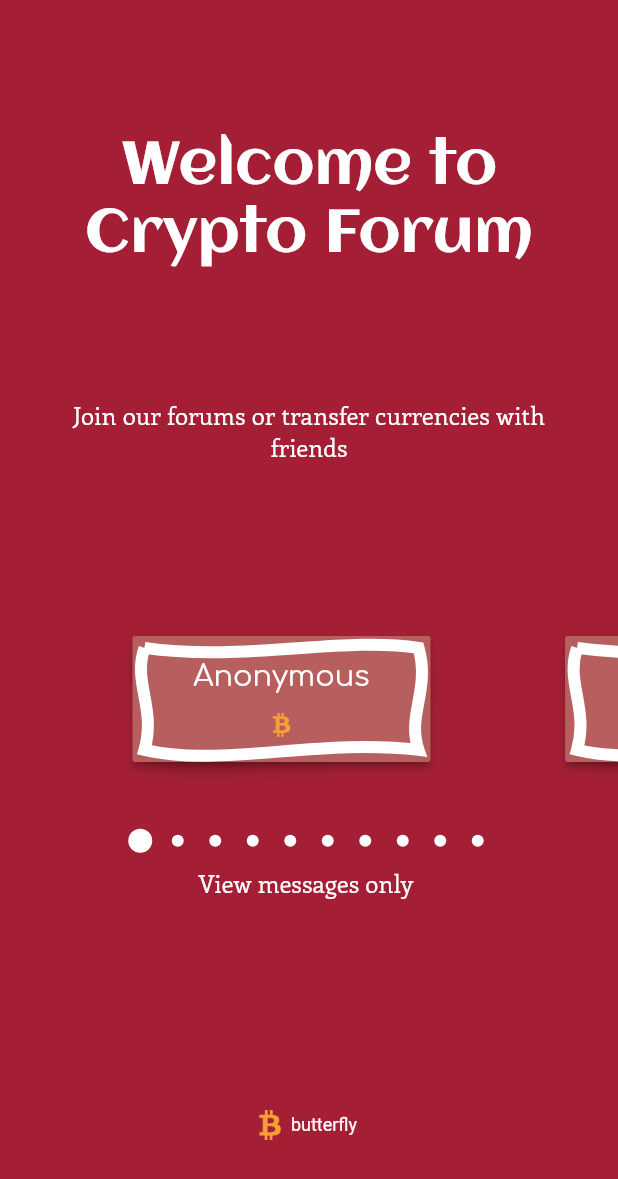
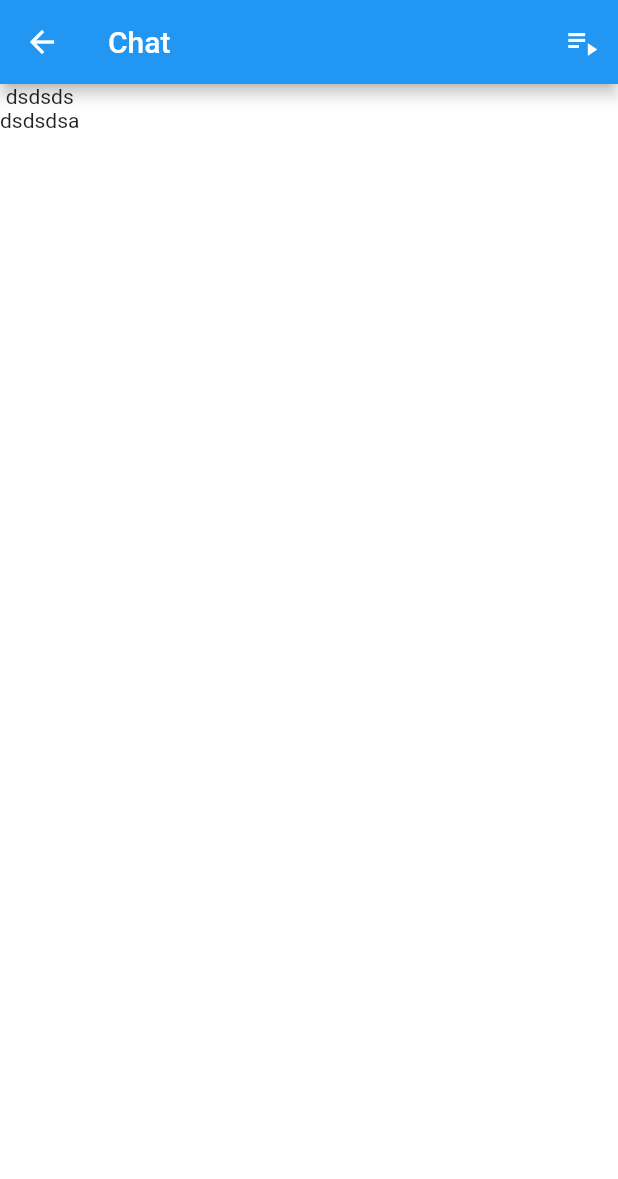
Before and after one commit to fmatosqg/flutter-sample-crypto, a Flutter app: the screen it shows after launch, after a tap on "Anonymous", on a phone screen of 412 x 824 dp. Shown: the top 1179 px of the screen. Run offline on Flutter 3.47's test engine with Material 2 defaults, Android fonts, the phone set to English and light mode, and no system bars; our stand-ins replace video_player, yaml; missing offline and left inert: code_builder, dart_style.

Commit message:
Fiddling with themes

```diff
--- a/lib/main.dart
+++ b/lib/main.dart
@@ -1,104 +1,36 @@
+import 'package:crypto_coin_forum/ui/navigation/Navigation.dart';
 import 'package:crypto_coin_forum/ui/screen/login/LoginScreen.dart';
-import 'package:crypto_coin_forum/ui/screen/login/newtest.dart';
 import 'package:crypto_coin_forum/ui/themes/Themes.dart';
 import 'package:flutter/material.dart';
 
 void main() => runApp(new MyApp());
 
-class MyApp extends StatelessWidget {
-  // This widget is the root of your application.
+class MyApp extends StatefulWidget {
   @override
-  Widget build(BuildContext context) {
-    return new MaterialApp(
-        title: 'Flutter Demo',
-        theme: LoginTheme,
-//      home: new MyHomePage(title: 'Flutter Demo Home Page'),
-        home: new LoginScreen()
-//    home: new Videooo(),
-        );
-  }
+  State<StatefulWidget> createState() => new _MyAppState();
 }
 
-class MyHomePage extends StatefulWidget {
-  MyHomePage({Key key, this.title}) : super(key: key);
+class _MyAppState extends State<MyApp> {
+  // This widget is the root of your application.
 
-  // This widget is the home page of your application. It is stateful, meaning
-  // that it has a State object (defined below) that contains fields that affect
-  // how it looks.
-
-  // This class is the configuration for the state. It holds the values (in this
-  // case the title) provided by the parent (in this case the App widget) and
-  // used by the build method of the State. Fields in a Widget subclass are
-  // always marked "final".
-
-  final String title;
+  ThemeData _theme = LoginTheme;
 
   @override
-  _MyHomePageState createState() => new _MyHomePageState();
-}
-
-class _MyHomePageState extends State<MyHomePage> {
-  int _counter = 0;
-
-  void _incrementCounter() {
-    setState(() {
-      // This call to setState tells the Flutter framework that something has
-      // changed in this State, which causes it to rerun the build method below
-      // so that the display can reflect the updated values. If we changed
-      // _counter without calling setState(), then the build method would not be
-      // called again, and so nothing would appear to happen.
-      _counter++;
+  void initState() {
+    // TODO: implement initState
+    super.initState();
+    Navigation.singleton.registerStateChange(() {
+      setState(() {
+        _theme = Navigation.singleton.getTheme();
+      });
     });
   }
 
   @override
   Widget build(BuildContext context) {
-    // This method is rerun every time setState is called, for instance as done
-    // by the _incrementCounter method above.
-    //
-    // The Flutter framework has been optimized to make rerunning build methods
-    // fast, so that you can just rebuild anything that needs updating rather
-    // than having to individually change instances of widgets.
-    return new Scaffold(
-      appBar: new AppBar(
-        // Here we take the value from the MyHomePage object that was created by
-        // the App.build method, and use it to set our appbar title.
-        title: new Text(widget.title),
-      ),
-      body: new Center(
-        // Center is a layout widget. It takes a single child and positions it
-        // in the middle of the parent.
-        child: new Column(
-          // Column is also layout widget. It takes a list of children and
-          // arranges them vertically. By default, it sizes itself to fit its
-          // children horizontally, and tries to be as tall as its parent.
-          //
-          // Invoke "debug paint" (press "p" in the console where you ran
-          // "flutter run", or select "Toggle Debug Paint" from the Flutter tool
-          // window in IntelliJ) to see the wireframe for each widget.
-          //
-          // Column has various properties to control how it sizes itself and
-          // how it positions its children. Here we use mainAxisAlignment to
-          // center the children vertically; the main axis here is the vertical
-          // axis because Columns are vertical (the cross axis would be
-          // horizontal).
-          mainAxisAlignment: MainAxisAlignment.center,
-          children: <Widget>[
-            new Text(
-              'You have pushed the button this many times:',
-            ),
-            new Text(
-              '$_counter',
-              style: Theme.of(context).textTheme.display1,
-            ),
-          ],
-        ),
-      ),
-      floatingActionButton: new FloatingActionButton(
-        onPressed: _incrementCounter,
-        tooltip: 'Increment',
-        child: new Icon(Icons.add),
-      ), // This trailing comma makes auto-formatting nicer for build methods.
+    return new MaterialApp(
+      theme: Navigation.singleton.getTheme(),
+      home: new LoginScreen(),
     );
   }
 }
--- /dev/null
+++ b/lib/ui/navigation/Navigation.dart
@@ -0,0 +1,43 @@
+import 'package:crypto_coin_forum/ui/screen/chat/ChatScreen.dart';
+import 'package:crypto_coin_forum/ui/themes/Themes.dart';
+import 'package:flutter/cupertino.dart';
+import 'package:flutter/material.dart';
+
+class Navigation {
+  static final Navigation singleton = new Navigation._internal();
+
+  ThemeData _activeTheme = LoginTheme;
+
+  Function _themeChangeCallback;
+
+  factory Navigation() {
+    return singleton;
+  }
+
+  Navigation._internal();
+
+  openChat(BuildContext context) {
+    _activeTheme = ChatTheme;
+
+    Navigator.push(
+        context, new MaterialPageRoute(builder: (context) => new ChatScreen()));
+
+    _themeChangeCallback();
+  }
+
+  navigateUp(BuildContext context) {
+    _activeTheme = LoginTheme;
+
+    Navigator.pop(context);
+
+    _themeChangeCallback();
+  }
+
+  getTheme() {
+    return _activeTheme;
+  }
+
+  void registerStateChange(Function param0) {
+    _themeChangeCallback = param0;
+  }
+}
--- /dev/null
+++ b/lib/ui/screen/chat/ChatScreen.dart
@@ -0,0 +1,39 @@
+import 'package:crypto_coin_forum/ui/navigation/Navigation.dart';
+import 'package:flutter/material.dart';
+
+class ChatScreen extends StatelessWidget {
+  @override
+  Widget build(BuildContext context) {
+    return new Scaffold(
+      appBar: new AppBar(
+          leading: new IconButton(
+            icon: new Icon(
+              Icons.arrow_back,
+//              color: Colors.blue,
+              color: Theme.of(context).iconTheme.color,
+            ),
+            onPressed: () => Navigation.singleton.navigateUp(context),
+          ),
+          title: new Text("Chat"),
+          actions: <Widget>[
+            new IconButton(
+              icon: new Icon(Icons.playlist_play),
+              tooltip: 'Air it',
+              color: Theme.of(context).iconTheme.color,
+              onPressed: () {},
+//              onPressed: _airDress,
+            ),
+          ]),
+//      backgroundColor: Colors.white,
+      body: new Container(
+        child: new Column(
+          children: <Widget>[
+            new Text("dsdsds"),
+            new Text("dsdsdsa"),
+            new Icon(Icons.playlist_play),
+          ],
+        ),
+      ),
+    );
+  }
+}
--- a/lib/ui/screen/login/LoginCarousel.dart
+++ b/lib/ui/screen/login/LoginCarousel.dart
@@ -3,6 +3,8 @@ import 'dart:ui' as ui show Image, ImageFilter;
 
 import 'package:crypto_coin_forum/assetGenerator/gen/AppFonts.dart';
 import 'package:crypto_coin_forum/ui/CryptoColors.dart';
+import 'package:crypto_coin_forum/ui/navigation/Navigation.dart';
+import 'package:crypto_coin_forum/ui/screen/chat/ChatScreen.dart';
 import 'package:crypto_coin_forum/ui/screen/login/DotsIndicator.dart';
 import 'package:crypto_coin_forum/ui/screen/login/LoginCardShape.dart';
 import 'package:flutter/material.dart';
@@ -212,15 +214,18 @@ class _LoginCardState extends State<LoginCard>
         child: new Material(
           color: CryptoColors.redMatrix,
           shape: new LoginCardShape(
-              side: const BorderSide(color: Colors.white),
+            side: new BorderSide(color: Colors.white),
           ),
           elevation: 4.0,
           child: new RaisedButton(
-              onPressed: () {},
+            onPressed: () {
+              Navigation.singleton.openChat(context);
+            },
             color: CryptoColors.redMatrix,
             onHighlightChanged: _handleHighlightChanged,
             child: widget.getChild(),
-            )),
+          ),
+        ),
       ),
     );
   }
--- a/lib/ui/themes/Themes.dart
+++ b/lib/ui/themes/Themes.dart
@@ -2,31 +2,28 @@ import 'package:crypto_coin_forum/assetGenerator/gen/AppFonts.dart';
 import 'package:crypto_coin_forum/ui/CryptoColors.dart';
 import 'package:flutter/material.dart';
 
-
 final ThemeData LoginTheme = new ThemeData(
-
   scaffoldBackgroundColor: CryptoColors.redCardinal,
-
   textTheme: new TextTheme(
     title: new TextStyle(
       color: Colors.white,
       fontSize: 40.0,
-      fontFamily: AppFonts.Aclonica,),
-    subhead: new TextStyle(color: Colors.white,
-        fontFamily: AppFonts.Enriqueta),
-
+      fontFamily: AppFonts.Aclonica,
+    ),
+    subhead: new TextStyle(color: Colors.white, fontFamily: AppFonts.Enriqueta),
     body1: new TextStyle(color: Colors.yellow),
     body2: new TextStyle(color: Colors.purple),
-
     caption: new TextStyle(color: Colors.white),
-
     display1: new TextStyle(color: Colors.purple),
     display2: new TextStyle(color: Colors.purple),
     display3: new TextStyle(color: Colors.purple),
     display4: new TextStyle(color: Colors.purple),
+    headline: new TextStyle(color: Colors.purple),
+  ),
+  iconTheme: new IconThemeData(color: Colors.white),
+);
 
-    headline: new TextStyle(color: Colors.purple),
-
-
-  ),
+final ThemeData ChatTheme = new ThemeData(
+  scaffoldBackgroundColor: Colors.white,
+  iconTheme: new IconThemeData(color: Colors.white),
 );
```
Lines whose indentation alone changed are shown as unchanged.
